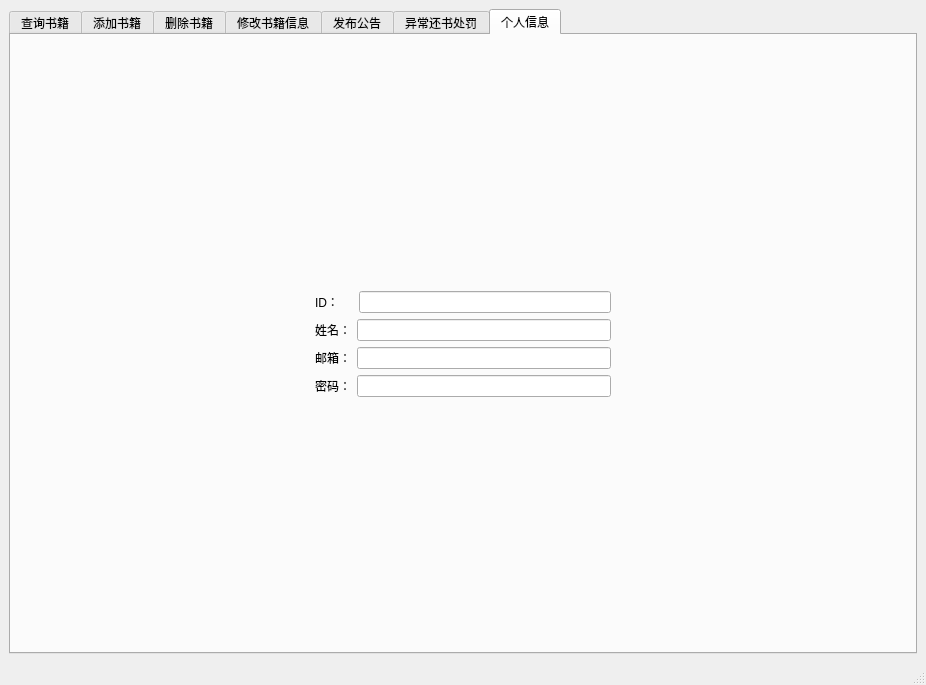
The window that librarianinterface.ui (LGH2713/Library_management_system) describes before a commit, drawn with Qt 5.
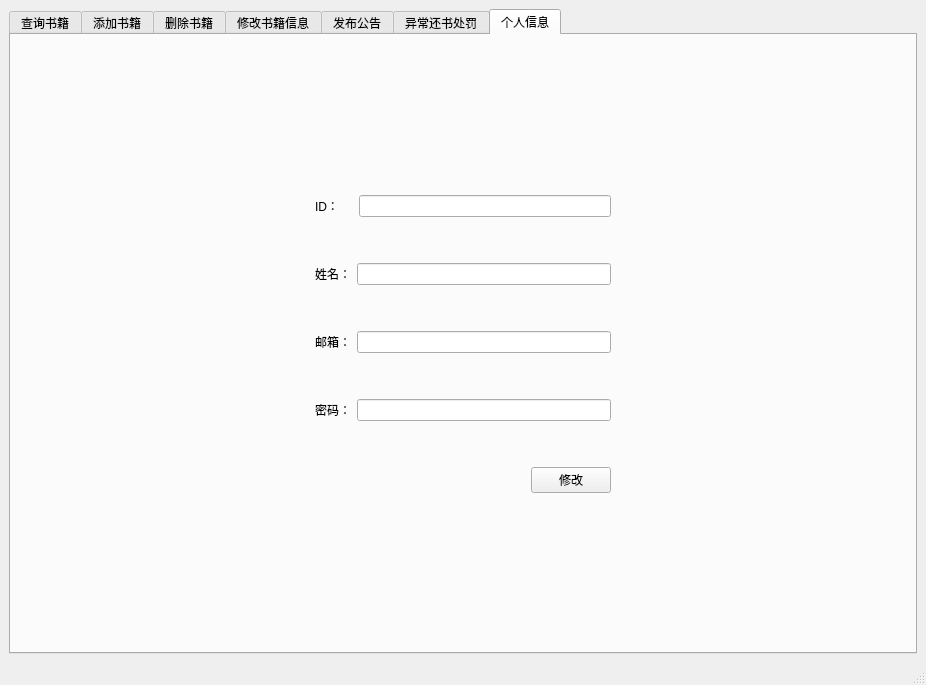
The same window after the commit. The open tabs and pages were chosen to show the change.

Patch:
```diff
--- a/librarianinterface.ui
+++ b/librarianinterface.ui
@@ -910,6 +910,19 @@
             </item>
            </layout>
           </item>
+          <item>
+           <spacer name="verticalSpacer_20">
+            <property name="orientation">
+             <enum>Qt::Vertical</enum>
+            </property>
+            <property name="sizeHint" stdset="0">
+             <size>
+              <width>20</width>
+              <height>40</height>
+             </size>
+            </property>
+           </spacer>
+          </item>
           <item>
            <layout class="QHBoxLayout" name="horizontalLayout_24">
             <item>
@@ -924,6 +937,19 @@
             </item>
            </layout>
           </item>
+          <item>
+           <spacer name="verticalSpacer_21">
+            <property name="orientation">
+             <enum>Qt::Vertical</enum>
+            </property>
+            <property name="sizeHint" stdset="0">
+             <size>
+              <width>20</width>
+              <height>40</height>
+             </size>
+            </property>
+           </spacer>
+          </item>
           <item>
            <layout class="QHBoxLayout" name="horizontalLayout_25">
             <item>
@@ -938,6 +964,19 @@
             </item>
            </layout>
           </item>
+          <item>
+           <spacer name="verticalSpacer_22">
+            <property name="orientation">
+             <enum>Qt::Vertical</enum>
+            </property>
+            <property name="sizeHint" stdset="0">
+             <size>
+              <width>20</width>
+              <height>40</height>
+             </size>
+            </property>
+           </spacer>
+          </item>
           <item>
            <layout class="QHBoxLayout" name="horizontalLayout_26">
             <item>
@@ -952,6 +991,43 @@
             </item>
            </layout>
           </item>
+          <item>
+           <spacer name="verticalSpacer_23">
+            <property name="orientation">
+             <enum>Qt::Vertical</enum>
+            </property>
+            <property name="sizeHint" stdset="0">
+             <size>
+              <width>20</width>
+              <height>40</height>
+             </size>
+            </property>
+           </spacer>
+          </item>
+          <item>
+           <layout class="QHBoxLayout" name="horizontalLayout_29">
+            <item>
+             <spacer name="horizontalSpacer_17">
+              <property name="orientation">
+               <enum>Qt::Horizontal</enum>
+              </property>
+              <property name="sizeHint" stdset="0">
+               <size>
+                <width>40</width>
+                <height>20</height>
+               </size>
+              </property>
+             </spacer>
+            </item>
+            <item>
+             <widget class="QPushButton" name="pushButton_8">
+              <property name="text">
+               <string>修改</string>
+              </property>
+             </widget>
+            </item>
+           </layout>
+          </item>
          </layout>
         </item>
         <item row="0" column="1">
```
Left out of the diff: 127 changed lines with no effect on the pictures.
